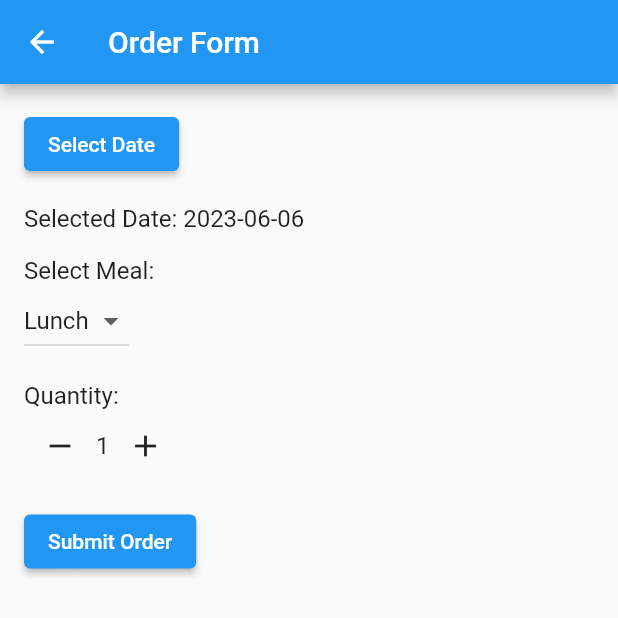
After one commit to vijit-saxena/protoFood, a Flutter app: the TasteView screen opened directly, on a phone screen of 412 x 824 dp, the top half of it. The commit adds this screen. Run offline on Flutter 3.47's test engine with Material 2 defaults, Android fonts, the phone set to English and light mode, and no system bars; our stand-ins replace firebase_auth, firebase_core, geolocator, google_maps_flutter, lottie, pinput; missing offline and left inert: razorpay_flutter; accounts and stored records are empty; network calls fail.

Commit message:
Taste Tiffin Process

```diff
--- a/lib/config/constants.dart
+++ b/lib/config/constants.dart
@@ -1,30 +1,33 @@
-const String baseUrl = "http://192.168.42.184:8080/protofood/v1";
+// ignore_for_file: constant_identifier_names
+
+const String baseUrl = "http://192.168.5.184:8080/protofood/v1";
 const Map<String, String> baseHeaders = {"Content-Type": "application/json"};
 
 const String paymentKey = "rzp_test_eBwTFIyskpMbwk";
 
 enum PaymentStatus {
-  success,
-  failed,
-  refund,
+  Success,
+  Failed,
+  RefundPending,
+  Refunded,
 }
 
 enum Meal {
-  breakfastLunchDinner,
-  lunchDinner,
-  lunch,
-  dinner,
+  BreakfastLunchDinner,
+  LunchDinner,
+  Lunch,
+  Dinner,
 }
 
 enum Gender {
-  male,
-  female,
+  Male,
+  Female,
 }
 
 enum UserAction {
-  taste,
-  extraTiffin,
-  skipTiffin,
-  subscription,
-  subscriptionRefund,
+  Taste,
+  ExtraTiffin,
+  SkipTiffin,
+  Subscription,
+  SubscriptionRefund,
 }
--- /dev/null
+++ b/lib/data_models/payment_data_model.dart
@@ -0,0 +1,43 @@
+class PaymentDataModel {
+  final String paymentId;
+  final String userId;
+  final String amountInRs;
+  final String orderId;
+  final String action;
+  final String timeCreatedInEpochMilli;
+  final String status;
+
+  PaymentDataModel({
+    required this.userId,
+    required this.paymentId,
+    required this.amountInRs,
+    required this.orderId,
+    required this.action,
+    required this.timeCreatedInEpochMilli,
+    required this.status,
+  });
+
+  factory PaymentDataModel.fromJson(Map<String, dynamic> json) {
+    return PaymentDataModel(
+      paymentId: json['paymentId'],
+      userId: json['userId'],
+      amountInRs: json['amountInRs'],
+      orderId: json['orderId'],
+      action: json['action'],
+      timeCreatedInEpochMilli: json['timeCreatedInEpochMilli'],
+      status: json['status'],
+    );
+  }
+
+  Map<String, dynamic> toJson() {
+    return {
+      'paymentId': paymentId,
+      'userId': userId,
+      'amountInRs': amountInRs,
+      'orderId': orderId,
+      'action': action,
+      'timeCreatedInEpochMilli': timeCreatedInEpochMilli,
+      'status': status,
+    };
+  }
+}
--- /dev/null
+++ b/lib/data_models/taste_tiffin_data_model.dart
@@ -0,0 +1,47 @@
+class TasteTiffinDataModel {
+  final String orderId;
+  final String userId;
+  final String date;
+  final String meal;
+  final String quantity;
+  final String paymentId;
+  final String locationId;
+  final String timeCreatedInEpochMilli;
+
+  TasteTiffinDataModel({
+    required this.orderId,
+    required this.userId,
+    required this.date,
+    required this.meal,
+    required this.quantity,
+    required this.paymentId,
+    required this.locationId,
+    required this.timeCreatedInEpochMilli,
+  });
+
+  factory TasteTiffinDataModel.fromJson(Map<String, dynamic> json) {
+    return TasteTiffinDataModel(
+      orderId: json["orderId"],
+      userId: json["userId"],
+      date: json["date"],
+      meal: json["meal"],
+      quantity: json["quantity"],
+      paymentId: json["paymentId"],
+      locationId: json["locationId"],
+      timeCreatedInEpochMilli: json["timeCreatedInEpochMilli"],
+    );
+  }
+
+  Map<String, dynamic> toJson() {
+    return {
+      "orderId": orderId,
+      "userId": userId,
+      "date": date,
+      "meal": meal,
+      "quantity": quantity,
+      "paymentId": paymentId,
+      "locationId": locationId,
+      "timeCreatedInEpochMilli": timeCreatedInEpochMilli,
+    };
+  }
+}
--- /dev/null
+++ b/lib/views/taste_view.dart
@@ -0,0 +1,198 @@
+import 'package:flutter/material.dart';
+import 'package:geolocator/geolocator.dart';
+import 'package:protofood/auth/auth_service.dart';
+import 'package:protofood/config/constants.dart';
+import 'package:protofood/data_models/payment_data_model.dart';
+import 'package:protofood/data_models/taste_tiffin_data_model.dart';
+import 'package:protofood/dataplane/dataplane_service.dart';
+import 'package:protofood/modules/maps.dart';
+import 'package:protofood/views/payments_view.dart';
+import 'package:uuid/uuid.dart';
+
+class TasteView extends StatefulWidget {
+  const TasteView({super.key});
+
+  @override
+  State<TasteView> createState() => _TasteViewState();
+}
+
+class _TasteViewState extends State<TasteView> {
+  late DateTime _selectedDate;
+  late String _selectedMeal;
+  late int _quantity;
+
+  late final String _userPhoneNumber;
+  late final String _orderId;
+  late final String _finalLocationId;
+
+  final List<String> meals = [Meal.Lunch.name, Meal.Dinner.name];
+
+  @override
+  void initState() {
+    super.initState();
+    _selectedDate = DateTime.now();
+    _selectedMeal = meals[0];
+    _quantity = 1;
+    _loadLocalData();
+  }
+
+  Future<void> _selectDate(BuildContext context) async {
+    final DateTime? pickedDate = await showDatePicker(
+      context: context,
+      initialDate: _selectedDate,
+      firstDate: DateTime.now(),
+      lastDate: DateTime.now().add(const Duration(days: DateTime.daysPerWeek)),
+    );
+
+    if (pickedDate != null && pickedDate != _selectedDate) {
+      setState(() {
+        _selectedDate = pickedDate;
+      });
+    }
+  }
+
+  _loadLocalData() async {
+    /*
+    userId, locationId, orderId,
+    */
+    Uuid orderGenerator = const Uuid();
+    _userPhoneNumber = AuthService.firebase().currentUser!.phoneNumber!;
+    _orderId = orderGenerator.v1();
+
+    GeolocatorPlatform geolocatorPlatform = GeolocatorPlatform.instance;
+    var currentLocation = await Maps.getCurrentPosition(geolocatorPlatform);
+    await DataplaneService.getUserClosestLocation(
+            currentLocation.latitude.toString(),
+            currentLocation.longitude.toString(),
+            _userPhoneNumber)
+        .then((location) {
+      _finalLocationId = location.locationId;
+    });
+  }
+
+  @override
+  Widget build(BuildContext context) {
+    return Scaffold(
+      appBar: AppBar(
+        title: const Text('Order Form'),
+      ),
+      body: Center(
+        child: Padding(
+          padding: const EdgeInsets.all(16.0),
+          child: Column(
+            crossAxisAlignment: CrossAxisAlignment.start,
+            children: <Widget>[
+              ElevatedButton(
+                onPressed: () => _selectDate(context),
+                child: const Text('Select Date'),
+              ),
+              const SizedBox(height: 16.0),
+              Text(
+                'Selected Date: ${_selectedDate.toString().split(' ')[0]}',
+                style: const TextStyle(fontSize: 16.0),
+              ),
+              const SizedBox(height: 16.0),
+              const Text('Select Meal:', style: TextStyle(fontSize: 16.0)),
+              DropdownButton<String>(
+                value: _selectedMeal,
+                onChanged: (String? newValue) {
+                  setState(() {
+                    _selectedMeal = newValue!;
+                  });
+                },
+                items: meals.map<DropdownMenuItem<String>>((String value) {
+                  return DropdownMenuItem<String>(
+                    value: value,
+                    child: Text(value),
+                  );
+                }).toList(),
+              ),
+              const SizedBox(height: 16.0),
+              const Text('Quantity:', style: TextStyle(fontSize: 16.0)),
+              Row(
+                children: <Widget>[
+                  IconButton(
+                    icon: const Icon(Icons.remove),
+                    onPressed: () {
+                      setState(() {
+                        if (_quantity > 1) {
+                          _quantity--;
+                        }
+                      });
+                    },
+                  ),
+                  Text('$_quantity', style: const TextStyle(fontSize: 16.0)),
+                  IconButton(
+                    icon: const Icon(Icons.add),
+                    onPressed: () {
+                      if (_quantity == 3) {
+                        // replace 3 with better constant variable
+                        // show a pop-up for not allowed
+                        // todo : calculate number of tastes left per user from DB..
+                        debugPrint("Cannot exceed quantity more than 3");
+                      } else {
+                        setState(() {
+                          _quantity++;
+                        });
+                      }
+                    },
+                  ),
+                ],
+              ),
+              const SizedBox(height: 16.0),
+              ElevatedButton(
+                onPressed: () async {
+                  /*
+                    1. Generate local data (userId, locationId, date, meal, quantity)
+                    2. Redirect to Payments Flow (orderId, amount)
+                    3. Save Taste data (orderId, userId, date, meal, quantity, paymentId, locationId, timeCreated)
+                    4. Save Taste orderId in User
+                    */
+                  var amountInRs = 70 * _quantity;
+
+                  PaymentDataModel response = await Navigator.push(
+                    context,
+                    MaterialPageRoute(
+                      builder: (context) => PaymentsView(
+                        amountInRs: amountInRs,
+                        orderId: _orderId,
+                        action: UserAction.Taste,
+                      ),
+                    ),
+                  );
+
+                  print('Payment response : ${response.toJson()}');
+
+                  if (response.status == PaymentStatus.Success.name) {
+                    TasteTiffinDataModel tasteModel = TasteTiffinDataModel(
+                      orderId: _orderId,
+                      userId: _userPhoneNumber,
+                      date: _selectedDate.toString(),
+                      meal: _selectedMeal,
+                      quantity: _quantity.toString(),
+                      paymentId: response.paymentId,
+                      locationId: _finalLocationId,
+                      timeCreatedInEpochMilli: response.timeCreatedInEpochMilli,
+                    );
+
+                    await DataplaneService.addNewTasteTiffinRecord(tasteModel)
+                        .then((value) => Navigator.pop(context));
+                  } else {
+                    // In case payment fails
+                    /*
+                    1. Log error message
+                    */
+                    print("Payment Failed..");
+                  }
+
+                  print('TASTE : Order submitted!');
+                },
+                child: const Text('Submit Order'),
+              ),
+            ],
+          ),
+        ),
+      ),
+    );
+  }
+}
```
Also changed, not shown: lib/dataplane/dataplane_service.dart (+23 -20 lines), lib/modules/razorpay_payments.dart (deleted, +0 -64 lines), lib/views/home_view.dart (+16 -9 lines), lib/views/payments_view.dart (+69 -19 lines).
